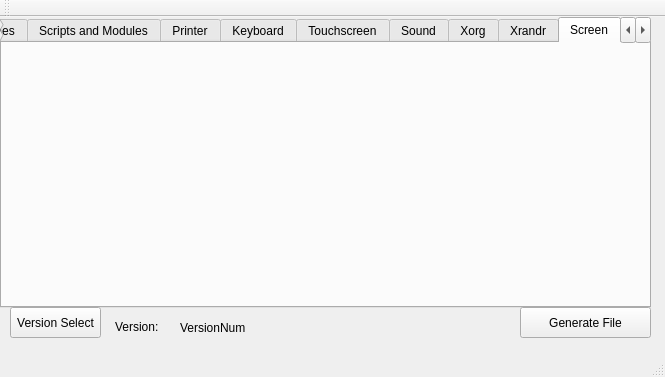
Above: LTSetup/mainwindow.ui from marmstrong6471/LTSetup_Linux before the change. Below: the same form after it.
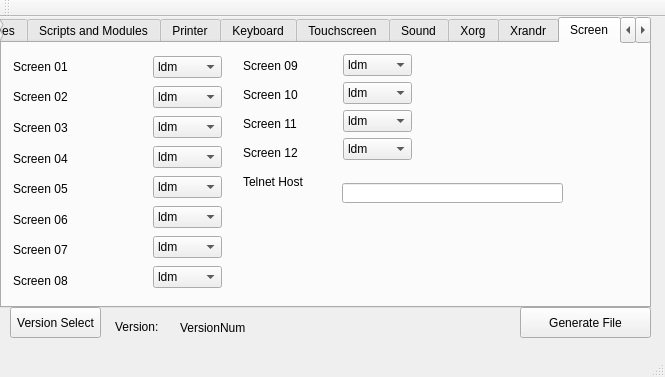
That is the form after the change. The open tabs and pages were chosen to show the change.

Commit message: T: 6H Total More UI streamlining and preparing for passing functionality.

What changed in the file:
```diff
--- a/LTSetup/mainwindow.ui
+++ b/LTSetup/mainwindow.ui
@@ -1056,6 +1056,503 @@
      <attribute name="title">
       <string>Screen</string>
      </attribute>
+     <widget class="QWidget" name="verticalLayoutWidget_20">
+      <property name="geometry">
+       <rect>
+        <x>0</x>
+        <y>0</y>
+        <width>141</width>
+        <height>261</height>
+       </rect>
+      </property>
+      <layout class="QVBoxLayout" name="verticalLayout_5">
+       <item>
+        <widget class="QLabel" name="label_49">
+         <property name="text">
+          <string>Screen 01</string>
+         </property>
+        </widget>
+       </item>
+       <item>
+        <widget class="QLabel" name="label_52">
+         <property name="text">
+          <string>Screen 02</string>
+         </property>
+        </widget>
+       </item>
+       <item>
+        <widget class="QLabel" name="label_54">
+         <property name="text">
+          <string>Screen 03</string>
+         </property>
+        </widget>
+       </item>
+       <item>
+        <widget class="QLabel" name="label_55">
+         <property name="text">
+          <string>Screen 04</string>
+         </property>
+        </widget>
+       </item>
+       <item>
+        <widget class="QLabel" name="label_56">
+         <property name="text">
+          <string>Screen 05</string>
+         </property>
+        </widget>
+       </item>
+       <item>
+        <widget class="QLabel" name="label_57">
+         <property name="text">
+          <string>Screen 06</string>
+         </property>
+        </widget>
+       </item>
+       <item>
+        <widget class="QLabel" name="label_58">
+         <property name="text">
+          <string>Screen 07</string>
+         </property>
+        </widget>
+       </item>
+       <item>
+        <widget class="QLabel" name="label_53">
+         <property name="text">
+          <string>Screen 08</string>
+         </property>
+        </widget>
+       </item>
+      </layout>
+     </widget>
+     <widget class="QWidget" name="verticalLayoutWidget_21">
+      <property name="geometry">
+       <rect>
+        <x>140</x>
+        <y>0</y>
+        <width>91</width>
+        <height>261</height>
+       </rect>
+      </property>
+      <layout class="QVBoxLayout" name="verticalLayout_6">
+       <item>
+        <widget class="QComboBox" name="comboBox_2">
+         <item>
+          <property name="text">
+           <string>ldm</string>
+          </property>
+         </item>
+         <item>
+          <property name="text">
+           <string>rdesktop</string>
+          </property>
+         </item>
+         <item>
+          <property name="text">
+           <string>xdmcp</string>
+          </property>
+         </item>
+         <item>
+          <property name="text">
+           <string>shell</string>
+          </property>
+         </item>
+         <item>
+          <property name="text">
+           <string>telnet</string>
+          </property>
+         </item>
+        </widget>
+       </item>
+       <item>
+        <widget class="QComboBox" name="comboBox">
+         <item>
+          <property name="text">
+           <string>ldm</string>
+          </property>
+         </item>
+         <item>
+          <property name="text">
+           <string>rdesktop</string>
+          </property>
+         </item>
+         <item>
+          <property name="text">
+           <string>xdmcp</string>
+          </property>
+         </item>
+         <item>
+          <property name="text">
+           <string>shell</string>
+          </property>
+         </item>
+         <item>
+          <property name="text">
+           <string>telnet</string>
+          </property>
+         </item>
+        </widget>
+       </item>
+       <item>
+        <widget class="QComboBox" name="comboBox_3">
+         <item>
+          <property name="text">
+           <string>ldm</string>
+          </property>
+         </item>
+         <item>
+          <property name="text">
+           <string>rdesktop</string>
+          </property>
+         </item>
+         <item>
+          <property name="text">
+           <string>xdmcp</string>
+          </property>
+         </item>
+         <item>
+          <property name="text">
+           <string>shell</string>
+          </property>
+         </item>
+         <item>
+          <property name="text">
+           <string>telnet</string>
+          </property>
+         </item>
+        </widget>
+       </item>
+       <item>
+        <widget class="QComboBox" name="comboBox_4">
+         <item>
+          <property name="text">
+           <string>ldm</string>
+          </property>
+         </item>
+         <item>
+          <property name="text">
+           <string>rdesktop</string>
+          </property>
+         </item>
+         <item>
+          <property name="text">
+           <string>xdmcp</string>
+          </property>
+         </item>
+         <item>
+          <property name="text">
+           <string>shell</string>
+          </property>
+         </item>
+         <item>
+          <property name="text">
+           <string>telnet</string>
+          </property>
+         </item>
+        </widget>
+       </item>
+       <item>
+        <widget class="QComboBox" name="comboBox_5">
+         <item>
+          <property name="text">
+           <string>ldm</string>
+          </property>
+         </item>
+         <item>
+          <property name="text">
+           <string>rdesktop</string>
+          </property>
+         </item>
+         <item>
+          <property name="text">
+           <string>xdmcp</string>
+          </property>
+         </item>
+         <item>
+          <property name="text">
+           <string>shell</string>
+          </property>
+         </item>
+         <item>
+          <property name="text">
+           <string>telnet</string>
+          </property>
+         </item>
+        </widget>
+       </item>
+       <item>
+        <widget class="QComboBox" name="comboBox_7">
+         <item>
+          <property name="text">
+           <string>ldm</string>
+          </property>
+         </item>
+         <item>
+          <property name="text">
+           <string>rdesktop</string>
+          </property>
+         </item>
+         <item>
+          <property name="text">
+           <string>xdmcp</string>
+          </property>
+         </item>
+         <item>
+          <property name="text">
+           <string>shell</string>
+          </property>
+         </item>
+         <item>
+          <property name="text">
+           <string>telnet</string>
+          </property>
+         </item>
+        </widget>
+       </item>
+       <item>
+        <widget class="QComboBox" name="comboBox_6">
+         <item>
+          <property name="text">
+           <string>ldm</string>
+          </property>
+         </item>
+         <item>
+          <property name="text">
+           <string>rdesktop</string>
+          </property>
+         </item>
+         <item>
+          <property name="text">
+           <string>xdmcp</string>
+          </property>
+         </item>
+         <item>
+          <property name="text">
+           <string>shell</string>
+          </property>
+         </item>
+         <item>
+          <property name="text">
+           <string>telnet</string>
+          </property>
+         </item>
+        </widget>
+       </item>
+       <item>
+        <widget class="QComboBox" name="comboBox_8">
+         <item>
+          <property name="text">
+           <string>ldm</string>
+          </property>
+         </item>
+         <item>
+          <property name="text">
+           <string>rdesktop</string>
+          </property>
+         </item>
+         <item>
+          <property name="text">
+           <string>xdmcp</string>
+          </property>
+         </item>
+         <item>
+          <property name="text">
+           <string>shell</string>
+          </property>
+         </item>
+         <item>
+          <property name="text">
+           <string>telnet</string>
+          </property>
+         </item>
+        </widget>
+       </item>
+      </layout>
+     </widget>
+     <widget class="QWidget" name="verticalLayoutWidget_22">
+      <property name="geometry">
+       <rect>
+        <x>230</x>
+        <y>0</y>
+        <width>101</width>
+        <height>161</height>
+       </rect>
+      </property>
+      <layout class="QVBoxLayout" name="verticalLayout_7">
+       <item>
+        <widget class="QLabel" name="label_60">
+         <property name="text">
+          <string>Screen 09</string>
+         </property>
+        </widget>
+       </item>
+       <item>
+        <widget class="QLabel" name="label_59">
+         <property name="text">
+          <string>Screen 10</string>
+         </property>
+        </widget>
+       </item>
+       <item>
+        <widget class="QLabel" name="label_61">
+         <property name="text">
+          <string>Screen 11</string>
+         </property>
+        </widget>
+       </item>
+       <item>
+        <widget class="QLabel" name="label_62">
+         <property name="text">
+          <string>Screen 12</string>
+         </property>
+        </widget>
+       </item>
+       <item>
+        <widget class="QLabel" name="label_63">
+         <property name="text">
+          <string>Telnet Host</string>
+         </property>
+        </widget>
+       </item>
+      </layout>
+     </widget>
+     <widget class="QWidget" name="verticalLayoutWidget_23">
+      <property name="geometry">
+       <rect>
+        <x>330</x>
+        <y>0</y>
+        <width>91</width>
+        <height>131</height>
+       </rect>
+      </property>
+      <layout class="QVBoxLayout" name="verticalLayout_15">
+       <item>
+        <widget class="QComboBox" name="comboBox_9">
+         <item>
+          <property name="text">
+           <string>ldm</string>
+          </property>
+         </item>
+         <item>
+          <property name="text">
+           <string>rdesktop</string>
+          </property>
+         </item>
+         <item>
+          <property name="text">
+           <string>xdmcp</string>
+          </property>
+         </item>
+         <item>
+          <property name="text">
+           <string>shell</string>
+          </property>
+         </item>
+         <item>
+          <property name="text">
+           <string>telnet</string>
+          </property>
+         </item>
+        </widget>
+       </item>
+       <item>
+        <widget class="QComboBox" name="comboBox_10">
+         <item>
+          <property name="text">
+           <string>ldm</string>
+          </property>
+         </item>
+         <item>
+          <property name="text">
+           <string>rdesktop</string>
+          </property>
+         </item>
+         <item>
+          <property name="text">
+           <string>xdmcp</string>
+          </property>
+         </item>
+         <item>
+          <property name="text">
+           <string>shell</string>
+          </property>
+         </item>
+         <item>
+          <property name="text">
+           <string>telnet</string>
+          </property>
+         </item>
+        </widget>
+       </item>
+       <item>
+        <widget class="QComboBox" name="comboBox_12">
+         <item>
+          <property name="text">
+           <string>ldm</string>
+          </property>
+         </item>
+         <item>
+          <property name="text">
+           <string>rdesktop</string>
+          </property>
+         </item>
+         <item>
+          <property name="text">
+           <string>xdmcp</string>
+          </property>
+         </item>
+         <item>
+          <property name="text">
+           <string>shell</string>
+          </property>
+         </item>
+         <item>
+          <property name="text">
+           <string>telnet</string>
+          </property>
+         </item>
+        </widget>
+       </item>
+       <item>
+        <widget class="QComboBox" name="comboBox_11">
+         <item>
+          <property name="text">
+           <string>ldm</string>
+          </property>
+         </item>
+         <item>
+          <property name="text">
+           <string>rdesktop</string>
+          </property>
+         </item>
+         <item>
+          <property name="text">
+           <string>xdmcp</string>
+          </property>
+         </item>
+         <item>
+          <property name="text">
+           <string>shell</string>
+          </property>
+         </item>
+         <item>
+          <property name="text">
+           <string>telnet</string>
+          </property>
+         </item>
+        </widget>
+       </item>
+      </layout>
+     </widget>
+     <widget class="QLineEdit" name="lineEdit_51">
+      <property name="geometry">
+       <rect>
+        <x>340</x>
+        <y>140</y>
+        <width>221</width>
+        <height>20</height>
+       </rect>
+      </property>
+     </widget>
     </widget>
     <widget class="QWidget" name="tab_10">
      <attribute name="title">
```
Left out of the diff: 254 changed lines with no effect on the pictures.
